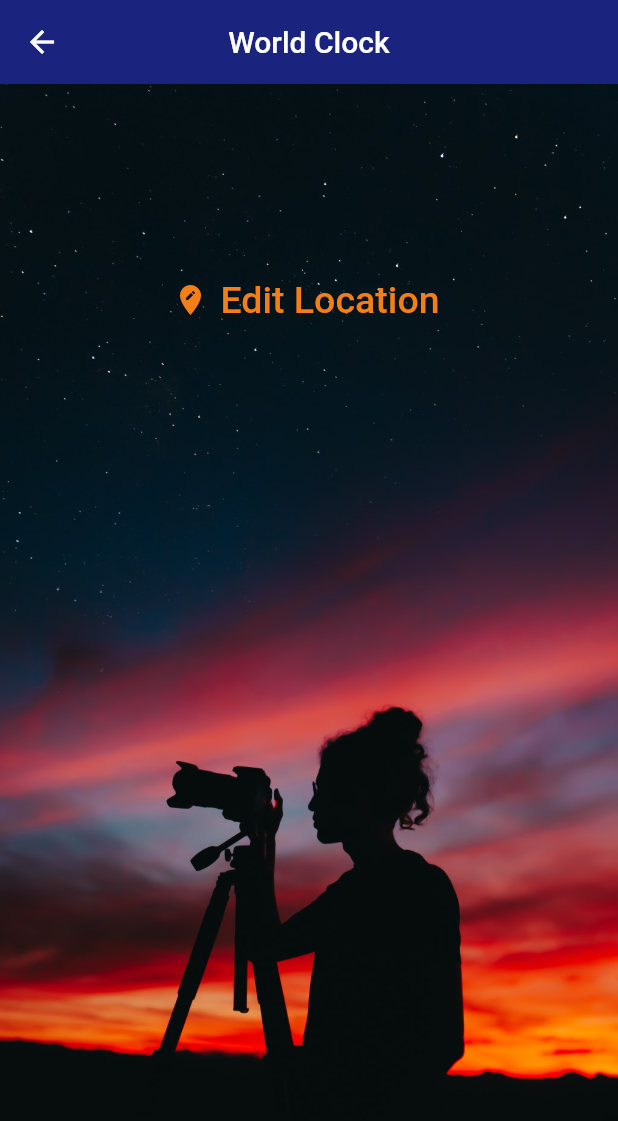
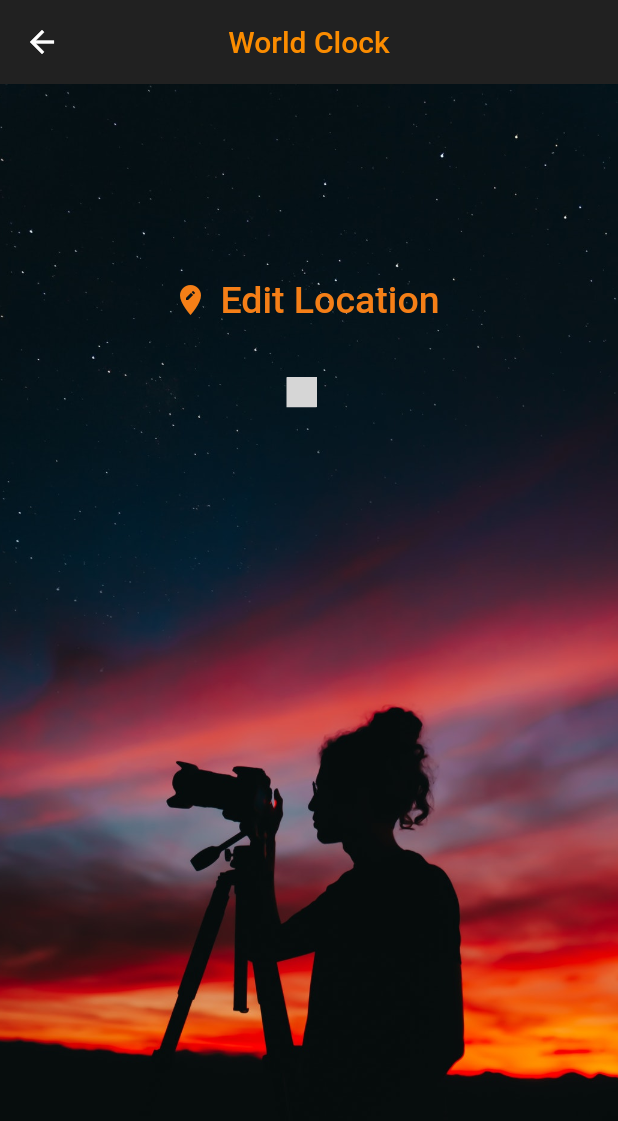
Before and after one commit to AminAbdisamad/world_clock, a Flutter app: the Home screen opened directly with empty values, on a phone screen of 412 x 824 dp. Shown: the top 1121 px of the screen. Run offline on Flutter 3.47's test engine with Material 2 defaults, Android fonts, the phone set to English and light mode, and no system bars; our stand-ins replace flutter_spinkit, flutter_svg; network calls fail; grey boxes are pictures that could not be loaded.

```diff
--- a/lib/pages/home.dart
+++ b/lib/pages/home.dart
@@ -1,4 +1,6 @@
 import 'package:flutter/material.dart';
+import 'package:flutter_svg/flutter_svg.dart';
+
 
 
 class Home extends StatefulWidget {
@@ -15,14 +17,18 @@ class _HomeState extends State<Home> {
     data = ModalRoute.of(context).settings.arguments;
     //Set Background Image for a day or a night
     String bgImage = data['isDaytime'] ? 'day.jpg' : 'night.jpg';
+    //set title bar color
+    Color bgColor = data['isDaytime'] ? Colors.grey[300] : Colors.black87;
 
-    // Change
     return Scaffold(
 
       appBar: AppBar(
-        title:Text("World Clock"),
+        title:Text("World Clock",
+        style:TextStyle(
+          color:Colors.orange[600]
+        )),
         centerTitle: true,
-        backgroundColor: Colors.indigo[900],
+        backgroundColor: bgColor,
         elevation: 0.0,
       ),
       body:Container(
@@ -53,6 +59,12 @@ class _HomeState extends State<Home> {
                 Row(
                   mainAxisAlignment: MainAxisAlignment.center,
                   children: [
+                    SvgPicture.network(
+                      data['flag'],
+                      height: 20.0,
+
+                    ),
+                    SizedBox(width: 10.0),
                     Text(data['location'],
                     style: TextStyle(
                       fontSize: 30.0,color:Colors.yellow[900]
--- a/pubspec.yaml
+++ b/pubspec.yaml
@@ -25,7 +25,9 @@ dependencies:
     sdk: flutter
   http: ^0.12.2
   intl: ^0.16.1
+  flutter_svg: ^0.18.1
   flutter_spinkit: "^4.1.2"
+
 
   # The following adds the Cupertino Icons font to your application.
   # Use with the CupertinoIcons class for iOS style icons.
```
Also changed, not shown: lib/pages/loading.dart (+4 -16 lines), lib/services/world_time.dart (+25 -2 lines), pubspec.lock.
